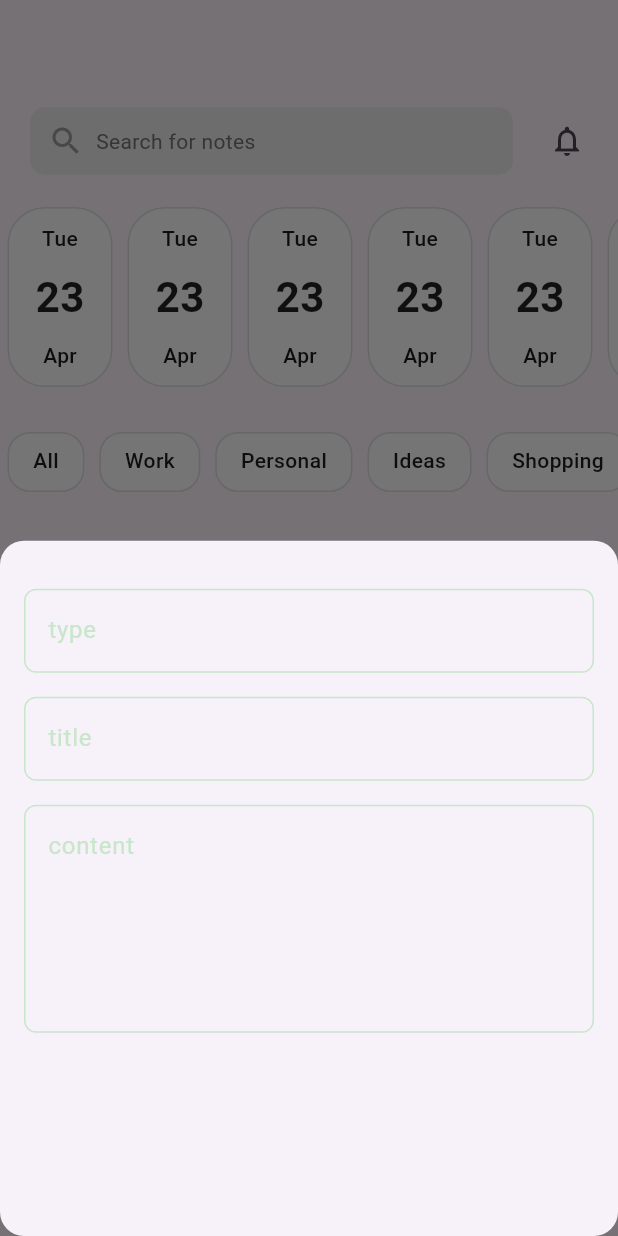
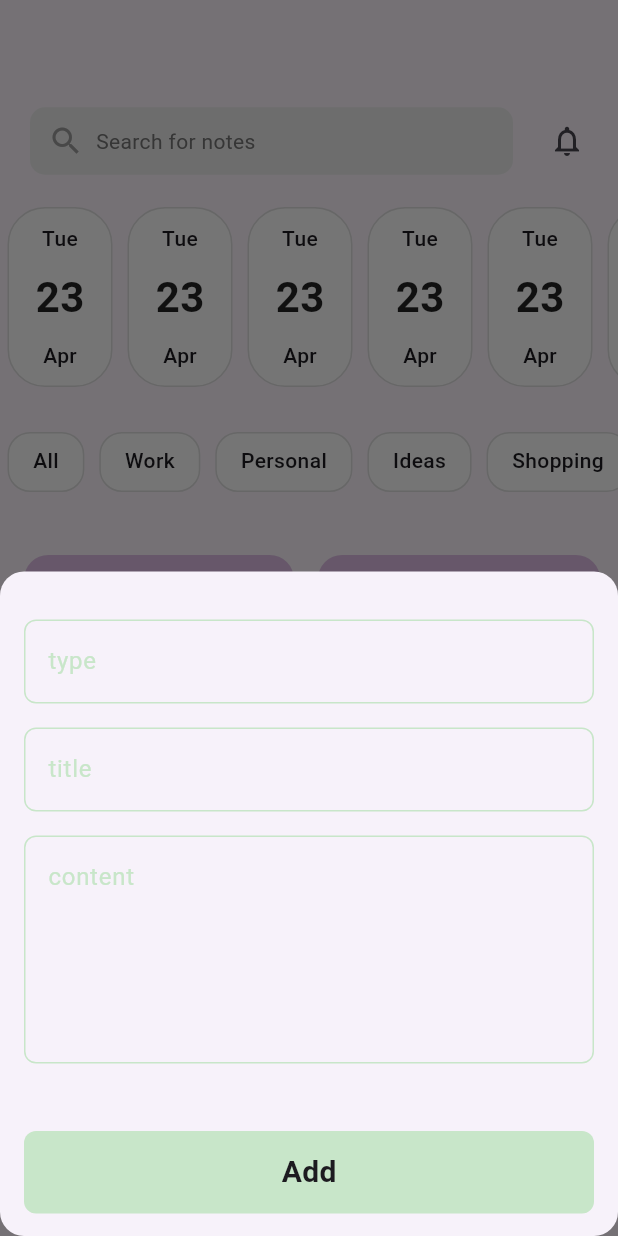
Before and after one commit to MustafaAmmarD/notes_app_project, a Flutter app: the screen it shows after launch, after a tap on the "add" icon, on a phone screen of 412 x 824 dp. Run offline on Flutter 3.47's test engine with Material 3 defaults, Android fonts, the phone set to English and light mode, and no system bars.

```diff
--- /dev/null
+++ b/lib/consatans.dart
@@ -0,0 +1,3 @@
+import 'package:flutter/material.dart';
+
+Color KprimaryColor =  Colors.green.shade100;
--- a/lib/views/widgets/add_note_bottom_sheet.dart
+++ b/lib/views/widgets/add_note_bottom_sheet.dart
@@ -1,5 +1,6 @@
 
 import 'package:flutter/material.dart';
+import 'package:notes_app_project/views/widgets/custom_button.dart';
 import 'package:notes_app_project/views/widgets/custom_text_field.dart';
 
 class AddNoteBottomSheet extends StatelessWidget {
@@ -9,6 +10,7 @@
   Widget build(BuildContext context) {
     return Padding(
       padding: EdgeInsets.symmetric(horizontal: 16),
+      child: SingleChildScrollView(
         child: Column(
           children: [
             SizedBox(height: 32,),
@@ -17,7 +19,11 @@
             CustomTextField(hint: 'title',),
             SizedBox(height: 16,),
             CustomTextField(hint: 'content', maxLines: 5,),
+            SizedBox(height: 45,),
+            CustomButton(hint: "Add",),
+            SizedBox(height: 15,),
           ],
+        ),
       ),
     );
   }
--- /dev/null
+++ b/lib/views/widgets/custom_button.dart
@@ -0,0 +1,25 @@
+import 'package:flutter/material.dart';
+import 'package:notes_app_project/consatans.dart';
+
+class CustomButton extends StatelessWidget {
+  const CustomButton({super.key, required this.hint});
+  final String hint;
+
+  @override
+  Widget build(BuildContext context) {
+    return Container(
+      width: MediaQuery.of(context).size.width,
+      height: 55,
+      decoration: BoxDecoration(
+        color:  KprimaryColor,
+        borderRadius: BorderRadius.circular(8)
+      ),
+      child: Center(
+        child: Text(hint , style: TextStyle(
+          fontWeight: FontWeight.bold,
+          fontSize: 20
+        ),),
+      ),
+    );
+  }
+}
--- a/lib/views/widgets/custom_text_field.dart
+++ b/lib/views/widgets/custom_text_field.dart
@@ -1,5 +1,6 @@
 
 import 'package:flutter/material.dart';
+import 'package:notes_app_project/consatans.dart';
 
 class CustomTextField extends StatelessWidget {
   const CustomTextField({super.key, required this.hint,  this.maxLines = 1});
@@ -11,11 +12,11 @@
   Widget build(BuildContext context) {
     return TextField(
       maxLines: maxLines,
-      cursorColor: Colors.green.shade100,
+      cursorColor: KprimaryColor,
       decoration: InputDecoration(
         hintText: hint,
         hintStyle: TextStyle(
-          color: Colors.green.shade100,
+          color: KprimaryColor,
         ),
         border: buildBorder(),
         enabledBorder: buildBorder(),
@@ -29,7 +30,7 @@
     return OutlineInputBorder(
         borderRadius: BorderRadius.circular(8),
         borderSide: BorderSide(
-          color: Colors.green.shade100,
+          color: KprimaryColor,
         )
       );
   }
--- a/lib/views/widgets/note_box.dart
+++ b/lib/views/widgets/note_box.dart
@@ -1,5 +1,6 @@
 import 'dart:math';
 import 'package:flutter/material.dart';
+import 'package:notes_app_project/views/edit_notes_view.dart';
 
 class NoteBox extends StatelessWidget {
   final String title;
@@ -20,7 +21,13 @@
   Widget build(BuildContext context) {
     final Color randomColor = colors[Random().nextInt(colors.length)];
 
-    return Stack(
+    return GestureDetector(
+      onTap: () {
+        Navigator.push(context, MaterialPageRoute(builder: (context){
+          return EditNotesView();
+        }));
+      },
+      child: Stack(
         alignment: Alignment.bottomCenter,
         children: [
           Container(
@@ -70,6 +77,7 @@
             ),
           ),
         ],
+      ),
     );
   }
 }
```
Also changed, not shown: lib/model/note_model.dart (added, +10 -0 lines), lib/views/edit_notes_view.dart (added, +13 -0 lines), lib/views/widgets/edit_note_view_body.dart (added, +26 -0 lines). Lines whose indentation alone changed are shown as unchanged.
